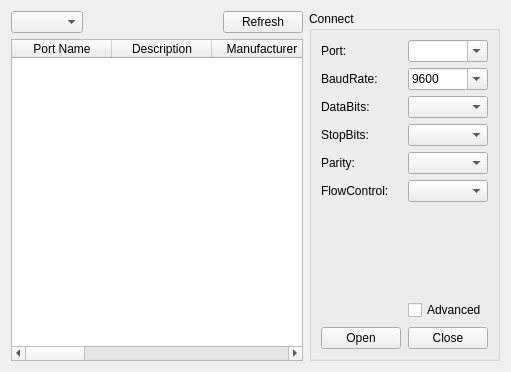
This is src/ui/devicetab.ui in wh201906/SerialTest as Qt 5 draws it before an edit. The edited form follows.
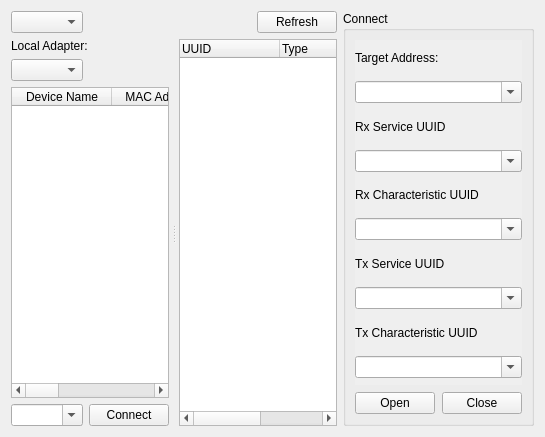
This is the edited form.

Commit message:
Adjust slider for touchscreen
BLE Central support[WIP]

What changed in the file:
```diff
--- a/src/ui/devicetab.ui
+++ b/src/ui/devicetab.ui
@@ -6,8 +6,8 @@
    <rect>
     <x>0</x>
     <y>0</y>
-    <width>511</width>
-    <height>372</height>
+    <width>545</width>
+    <height>437</height>
    </rect>
   </property>
   <layout class="QHBoxLayout" name="horizontalLayout_2">
@@ -65,7 +65,7 @@
      <item>
       <widget class="QStackedWidget" name="targetListStack">
        <property name="currentIndex">
-        <number>0</number>
+        <number>3</number>
        </property>
        <widget class="QWidget" name="SPListPage">
         <layout class="QVBoxLayout" name="verticalLayout_3">
@@ -284,6 +284,179 @@
          </item>
         </layout>
        </widget>
+       <widget class="QWidget" name="BLECentralListPage">
+        <layout class="QHBoxLayout" name="horizontalLayout_6">
+         <property name="leftMargin">
+          <number>0</number>
+         </property>
+         <property name="topMargin">
+          <number>0</number>
+         </property>
+         <property name="rightMargin">
+          <number>0</number>
+         </property>
+         <property name="bottomMargin">
+          <number>0</number>
+         </property>
+         <item>
+          <widget class="QSplitter" name="BLECentralListSplitter">
+           <property name="styleSheet">
+            <string notr="true">QSplitter::handle {background-color: qlineargradient(x1:0, y1:0, x2:1, y2:0,
+  stop:0 rgba(255, 255, 255, 0), 
+  stop:0.3 rgba(255, 255, 255, 0), 
+  stop:0.5 rgba(128, 128, 128, 200),
+  stop:0.7 rgba(255, 255, 255, 0), 
+  stop:1 rgba(255, 255, 255, 0))}</string>
+           </property>
+           <property name="orientation">
+            <enum>Qt::Horizontal</enum>
+           </property>
+           <property name="handleWidth">
+            <number>10</number>
+           </property>
+           <widget class="QWidget" name="verticalLayoutWidget">
+            <layout class="QVBoxLayout" name="verticalLayout_13">
+             <item>
+              <widget class="QWidget" name="BLEC_localAdapterWidget" native="true">
+               <layout class="QVBoxLayout" name="verticalLayout_12">
+                <property name="leftMargin">
+                 <number>0</number>
+                </property>
+                <property name="topMargin">
+                 <number>0</number>
+                </property>
+                <property name="rightMargin">
+                 <number>0</number>
+                </property>
+                <property name="bottomMargin">
+                 <number>0</number>
+                </property>
+                <item>
+                 <widget class="QLabel" name="label_7">
+                  <property name="text">
+                   <string>Local Adapter:</string>
+                  </property>
+                 </widget>
+                </item>
+                <item>
+                 <layout class="QHBoxLayout" name="horizontalLayout_5">
+                  <item>
+                   <widget class="QComboBox" name="BLEC_adapterBox"/>
+                  </item>
+                  <item>
+                   <widget class="QLabel" name="BLEC_localAddrLabel">
+                    <property name="sizePolicy">
+                     <sizepolicy hsizetype="Expanding" vsizetype="Preferred">
+                      <horstretch>0</horstretch>
+                      <verstretch>0</verstretch>
+                     </sizepolicy>
+                    </property>
+                   </widget>
+                  </item>
+                  <item>
+                   <spacer name="horizontalSpacer_3">
+                    <property name="orientation">
+                     <enum>Qt::Horizontal</enum>
+                    </property>
+                    <property name="sizeHint" stdset="0">
+                     <size>
+                      <width>40</width>
+                      <height>20</height>
+                     </size>
+                    </property>
+                   </spacer>
+                  </item>
+                 </layout>
+                </item>
+               </layout>
+              </widget>
+             </item>
+             <item>
+              <widget class="QTableWidget" name="BLEC_deviceList">
+               <property name="editTriggers">
+                <set>QAbstractItemView::NoEditTriggers</set>
+               </property>
+               <property name="selectionMode">
+                <enum>QAbstractItemView::SingleSelection</enum>
+               </property>
+               <property name="selectionBehavior">
+                <enum>QAbstractItemView::SelectRows</enum>
+               </property>
+               <column>
+                <property name="text">
+                 <string>Device Name</string>
+                </property>
+               </column>
+               <column>
+                <property name="text">
+                 <string>MAC Address</string>
+                </property>
+               </column>
+               <column>
+                <property name="text">
+                 <string>Type</string>
+                </property>
+               </column>
+               <column>
+                <property name="text">
+                 <string>RSSI</string>
+                </property>
+               </column>
+              </widget>
+             </item>
+             <item>
+              <layout class="QHBoxLayout" name="horizontalLayout_7">
+               <item>
+                <widget class="QComboBox" name="BLEC_currAddrBox">
+                 <property name="sizePolicy">
+                  <sizepolicy hsizetype="Expanding" vsizetype="Fixed">
+                   <horstretch>0</horstretch>
+                   <verstretch>0</verstretch>
+                  </sizepolicy>
+                 </property>
+                 <property name="editable">
+                  <bool>true</bool>
+                 </property>
+                </widget>
+               </item>
+               <item>
+                <widget class="QPushButton" name="BLEC_connectButton">
+                 <property name="text">
+                  <string>Connect</string>
+                 </property>
+                </widget>
+               </item>
+              </layout>
+             </item>
+            </layout>
+           </widget>
+           <widget class="QWidget" name="verticalLayoutWidget_2">
+            <layout class="QVBoxLayout" name="verticalLayout_14">
+             <item>
+              <widget class="QTreeWidget" name="BLEC_UUIDList">
+               <column>
+                <property name="text">
+                 <string>UUID</string>
+                </property>
+               </column>
+               <column>
+                <property name="text">
+                 <string>Type</string>
+                </property>
+               </column>
+               <column>
+                <property name="text">
+                 <string>Properties</string>
+                </property>
+               </column>
+              </widget>
+             </item>
+            </layout>
+           </widget>
+          </widget>
+         </item>
+        </layout>
+       </widget>
        <widget class="QWidget" name="NetListPage">
         <layout class="QVBoxLayout" name="verticalLayout_6">
          <property name="leftMargin">
@@ -350,7 +523,7 @@
       <item>
        <widget class="QStackedWidget" name="argsStack">
         <property name="currentIndex">
-         <number>0</number>
+         <number>3</number>
         </property>
         <widget class="QWidget" name="SPArgsPage">
          <layout class="QGridLayout" name="gridLayout">
@@ -602,92 +775,6 @@
           </item>
          </layout>
         </widget>
-        <widget class="QWidget" name="NetArgsPage">
-         <layout class="QVBoxLayout" name="verticalLayout_10">
-          <property name="leftMargin">
-           <number>0</number>
-          </property>
-          <property name="topMargin">
-           <number>0</number>
-          </property>
-          <property name="rightMargin">
-           <number>0</number>
-          </property>
-          <property name="bottomMargin">
-           <number>0</number>
-          </property>
-          <item>
-           <widget class="QLabel" name="label_5">
-            <property name="text">
-             <string>Local Address:</string>
-            </property>
-           </widget>
-          </item>
-          <item>
-           <widget class="QComboBox" name="Net_localAddrBox"/>
-          </item>
-          <item>
-           <widget class="QLabel" name="label_6">
-            <property name="text">
-             <string>Local Port:</string>
-            </property>
-           </widget>
-          </item>
-          <item>
-           <widget class="QLineEdit" name="Net_localPortEdit"/>
-          </item>
-          <item>
-           <widget class="QLabel" name="Net_remoteAddrLabel">
-            <property name="text">
-             <string>Remote Address:</string>
-            </property>
-           </widget>
-          </item>
-          <item>
-           <widget class="QLineEdit" name="Net_remoteAddrEdit"/>
-          </item>
-          <item>
-           <widget class="QLabel" name="Net_remotePortLabel">
-            <property name="text">
-             <string>Remote Port:</string>
-            </property>
-           </widget>
-          </item>
-          <item>
-           <widget class="QLineEdit" name="Net_remotePortEdit"/>
-          </item>
-          <item>
-           <widget class="QLabel" name="Net_tipLabel">
-            <property name="sizePolicy">
-             <sizepolicy hsizetype="Ignored" vsizetype="Preferred">
-              <horstretch>0</horstretch>
-              <verstretch>0</verstretch>
-             </sizepolicy>
-            </property>
-            <property name="text">
-             <string>In UDP mode, 
-you can change the remote address and port on the fly.</string>
-            </property>
-            <property name="wordWrap">
-             <bool>true</bool>
-            </property>
-           </widget>
-          </item>
-          <item>
-           <spacer name="verticalSpacer_4">
-            <property name="orientation">
-             <enum>Qt::Vertical</enum>
-            </property>
-            <property name="sizeHint" stdset="0">
-             <size>
-              <width>20</width>
-              <height>40</height>
-             </size>
-            </property>
-           </spacer>
-          </item>
-         </layout>
-        </widget>
         <widget class="QWidget" name="BTServerArgsPage">
          <layout class="QVBoxLayout" name="verticalLayout_9">
           <property name="leftMargin">
@@ -744,6 +831,247 @@
           </item>
          </layout>
         </widget>
+        <widget class="QWidget" name="BLECentralArgsPage">
+         <layout class="QVBoxLayout" name="verticalLayout_11">
+          <property name="leftMargin">
+           <number>0</number>
+          </property>
+          <property name="topMargin">
+           <number>0</number>
+          </property>
+          <property name="rightMargin">
+           <number>0</number>
+          </property>
+          <property name="bottomMargin">
+           <number>0</number>
+          </property>
+          <item>
+           <widget class="QScrollArea" name="scrollArea">
+            <property name="frameShape">
+             <enum>QFrame::NoFrame</enum>
+            </property>
+            <property name="widgetResizable">
+             <bool>true</bool>
+            </property>
+            <widget class="QWidget" name="scrollAreaWidgetContents">
+             <property name="geometry">
+              <rect>
+               <x>0</x>
+               <y>0</y>
+               <width>200</width>
+               <height>334</height>
+              </rect>
+             </property>
+             <layout class="QVBoxLayout" name="verticalLayout_15">
+              <property name="leftMargin">
+               <number>0</number>
+              </property>
+              <property name="topMargin">
+               <number>0</number>
+              </property>
+              <property name="rightMargin">
+               <number>0</number>
+              </property>
+              <property name="bottomMargin">
+               <number>0</number>
+              </property>
+              <item>
+               <widget class="QLabel" name="label_12">
+                <property name="text">
+                 <string>Target Address:</string>
+                </property>
+               </widget>
+              </item>
+              <item>
+               <widget class="QComboBox" name="comboBox_5">
+                <property name="editable">
+                 <bool>true</bool>
+                </property>
+               </widget>
+              </item>
+              <item>
+               <widget class="QLabel" name="label_8">
+                <property name="text">
+                 <string>Rx Service UUID</string>
+                </property>
+               </widget>
+              </item>
+              <item>
+               <widget class="QComboBox" name="comboBox_3">
+                <property name="editable">
+                 <bool>true</bool>
+                </property>
+               </widget>
+              </item>
+              <item>
+               <widget class="QLabel" name="label_9">
+                <property name="text">
+                 <string>Rx Characteristic UUID</string>
+                </property>
+               </widget>
+              </item>
+              <item>
+               <widget class="QComboBox" name="comboBox_4">
+                <property name="editable">
+                 <bool>true</bool>
+                </property>
+               </widget>
+              </item>
+              <item>
+               <widget class="QLabel" name="label_10">
+                <property name="text">
+                 <string>Tx Service UUID</string>
+                </property>
+               </widget>
+              </item>
+              <item>
+               <widget class="QComboBox" name="comboBox">
+                <property name="editable">
+                 <bool>true</bool>
+                </property>
+               </widget>
+              </item>
+              <item>
+               <widget class="QLabel" name="label_11">
+                <property name="text">
+                 <string>Tx Characteristic UUID</string>
+                </property>
+               </widget>
+              </item>
+              <item>
+               <widget class="QComboBox" name="comboBox_2">
+                <property name="editable">
+                 <bool>true</bool>
+                </property>
+               </widget>
+              </item>
+              <item>
+               <spacer name="verticalSpacer_5">
+                <property name="orientation">
+                 <enum>Qt::Vertical</enum>
+                </property>
+               </spacer>
+              </item>
+             </layout>
+            </widget>
+           </widget>
+          </item>
+         </layout>
+        </widget>
+        <widget class="QWidget" name="NetArgsPage">
+         <layout class="QVBoxLayout" name="verticalLayout_10">
+          <property name="leftMargin">
+           <number>0</number>
+          </property>
+          <property name="topMargin">
+           <number>0</number>
+          </property>
+          <property name="rightMargin">
+           <number>0</number>
+          </property>
+          <property name="bottomMargin">
+           <number>0</number>
+          </property>
+          <item>
+           <widget class="QScrollArea" name="scrollArea_2">
+            <property name="frameShape">
+             <enum>QFrame::NoFrame</enum>
+            </property>
+            <property name="widgetResizable">
+             <bool>true</bool>
+            </property>
+            <widget class="QWidget" name="scrollAreaWidgetContents_2">
+             <property name="geometry">
+              <rect>
+               <x>0</x>
+               <y>0</y>
+               <width>200</width>
+               <height>334</height>
+              </rect>
+             </property>
+             <layout class="QVBoxLayout" name="verticalLayout_16">
+              <property name="leftMargin">
+               <number>0</number>
+              </property>
+              <property name="topMargin">
+               <number>0</number>
+              </property>
+              <property name="rightMargin">
+               <number>0</number>
+              </property>
+              <property name="bottomMargin">
+               <number>0</number>
+              </property>
+              <item>
+               <widget class="QLabel" name="label_5">
+                <property name="text">
+                 <string>Local Address:</string>
+                </property>
+               </widget>
+              </item>
+              <item>
+               <widget class="QComboBox" name="Net_localAddrBox"/>
+              </item>
+              <item>
+               <widget class="QLabel" name="label_6">
+                <property name="text">
+                 <string>Local Port:</string>
+                </property>
+               </widget>
+              </item>
+              <item>
+               <widget class="QLineEdit" name="Net_localPortEdit"/>
+              </item>
+              <item>
+               <widget class="QLabel" name="Net_remoteAddrLabel">
+                <property name="text">
+                 <string>Remote Address:</string>
+                </property>
+               </widget>
+              </item>
+              <item>
+               <widget class="QLineEdit" name="Net_remoteAddrEdit"/>
+              </item>
+              <item>
+               <widget class="QLabel" name="Net_remotePortLabel">
+                <property name="text">
+                 <string>Remote Port:</string>
+                </property>
+               </widget>
+              </item>
+              <item>
+               <widget class="QLineEdit" name="Net_remotePortEdit"/>
+              </item>
+              <item>
+               <widget class="QLabel" name="Net_tipLabel">
+                <property name="sizePolicy">
+                 <sizepolicy hsizetype="Ignored" vsizetype="Preferred">
+                  <horstretch>0</horstretch>
+                  <verstretch>0</verstretch>
+                 </sizepolicy>
+                </property>
+                <property name="text">
+                 <string>In UDP mode, 
+you can change the remote address and port on the fly.</string>
+                </property>
+                <property name="wordWrap">
+                 <bool>true</bool>
+                </property>
+               </widget>
+              </item>
+              <item>
+               <spacer name="verticalSpacer_4">
+                <property name="orientation">
+                 <enum>Qt::Vertical</enum>
+                </property>
+               </spacer>
+              </item>
+             </layout>
+            </widget>
+           </widget>
+          </item>
+         </layout>
+        </widget>
        </widget>
       </item>
       <item>
```
The commit also changes 3 other files.
